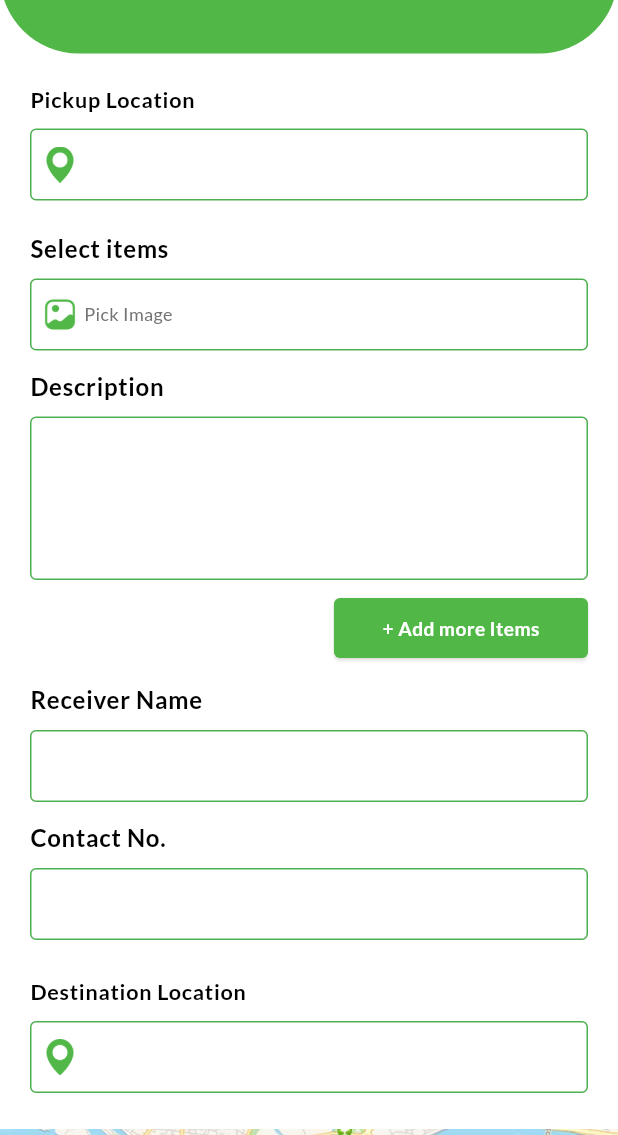
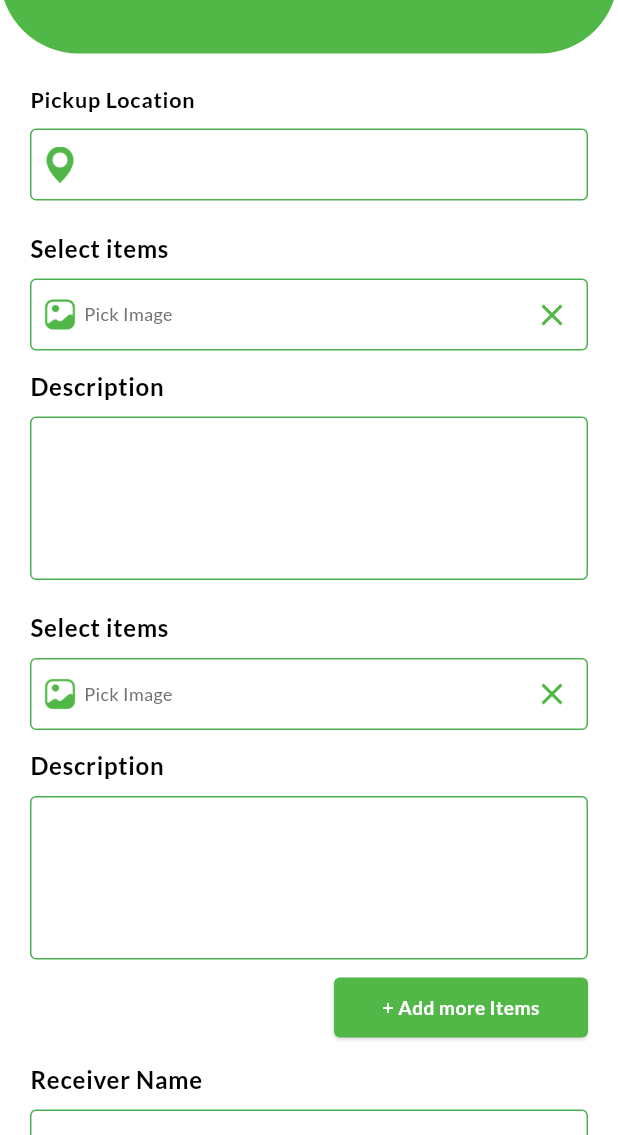
Before and after one commit to Tushar1805/globeporter, a Flutter app: the UrbanRequestScreen screen opened by its route, after a tap on an icon or button, on a phone screen of 412 x 824 dp, the part 101-1236 px from its top. Run offline on Flutter 3.47's test engine with Material 3 defaults, Android fonts, the light colour scheme and no system bars; our stand-ins replace connectivity_plus, country_code_picker, device_preview, equatable, flutter_bloc, flutter_screenutil and 9 more; missing offline and left inert: colorize, fimber; accounts and stored records are empty; project files that could hold a hidden picture were left out.

Commit message:
Update: Customer create request UI updated

```diff
--- a/lib/presentation/authentication/view/driver_details_screen.dart
+++ b/lib/presentation/authentication/view/driver_details_screen.dart
@@ -123,7 +123,7 @@ class _DriverDetailsScreenState extends State<DriverDetailsScreen> {
               borderRadius: 25,
               alignment: Alignment.bottomCenter,
               onPressed: () {
-                context.push(customerDashboard);
+                // context.push(customerDashboard);
               },
               textPadding: const EdgeInsets.symmetric(horizontal: 20, vertical: 8),
               nameSize: 22,
--- a/lib/presentation/customer/view/urban_request_screen.dart
+++ b/lib/presentation/customer/view/urban_request_screen.dart
@@ -11,7 +11,16 @@ import 'package:globeporter/resources/app_widgets.dart';
 import 'package:globeporter/routes/app_routes.dart';
 import 'package:go_router/go_router.dart';
 import 'package:image_picker/image_picker.dart';
-import 'package:path/path.dart' as path;
+
+class ItemEntry {
+  File? imageFile;
+  TextEditingController descriptionController;
+
+  ItemEntry({
+    this.imageFile,
+    required this.descriptionController,
+  });
+}
 
 class UrbanRequestScreen extends StatefulWidget {
   const UrbanRequestScreen({super.key});
@@ -26,6 +35,7 @@ class _UrbanRequestScreenState extends State<UrbanRequestScreen> {
   final TextEditingController receiverNameController = TextEditingController();
   final TextEditingController contactNumberController = TextEditingController();
   late final List<Placemark> placemarks;
+  List<ItemEntry> itemEntries = [];
 
   File? image;
   String? fileName;
@@ -42,29 +52,49 @@ class _UrbanRequestScreenState extends State<UrbanRequestScreen> {
   void initState() {
     super.initState();
     getCurrentLocation();
+    addNewItem();
   }
 
-  Future pickImage() async {
+  void addNewItem() {
+    setState(() {
+      itemEntries.add(ItemEntry(descriptionController: TextEditingController()));
+    });
+  }
+
+  void removeItem(int index) {
+    setState(() {
+      itemEntries[index].descriptionController.dispose();
+      itemEntries.removeAt(index);
+    });
+  }
+
+  Future<File?> pickImage() async {
     try {
       final image = await ImagePicker().pickImage(source: ImageSource.gallery);
 
-      if (image == null) return;
+      if (image == null) return null;
 
       final imageTemporary = File(image.path);
 
-      setState(() {
-        this.image = imageTemporary;
-        fileName = path.basename(image.path);
-      });
+      return imageTemporary;
     } on PlatformException catch (e) {
       debugPrint('Failed to pick image: $e');
     }
+    return null;
   }
 
   void deleteImage() {
     setState(() {
       image = null;
     });
+  }
+
+  @override
+  void dispose() {
+    for (var item in itemEntries) {
+      item.descriptionController.dispose();
+    }
+    super.dispose();
   }
 
   @override
@@ -94,10 +124,17 @@ class _UrbanRequestScreenState extends State<UrbanRequestScreen> {
               currentLocationController: currentLocationController,
             ),
 
+            //* Select items
+            ...itemEntries.asMap().entries.map((entry) {
+              int index = entry.key;
+              ItemEntry item = entry.value;
+
+              return Column(
+                crossAxisAlignment: CrossAxisAlignment.start,
+                children: [
                   const SizedBox(
                     height: 20,
                   ),
-
                   CustomText(
                     text: AppLocalizations.of(context)!.selectItemsString,
                     fontSize: 20,
@@ -105,17 +142,24 @@ class _UrbanRequestScreenState extends State<UrbanRequestScreen> {
                   const SizedBox(
                     height: 8,
                   ),
-
                   Padding(
                     padding: const EdgeInsets.symmetric(horizontal: 20.0),
                     child: TextField(
                       onTap: () async {
-                  await pickImage();
+                        final picked = await pickImage();
+                        if (picked != null) {
+                          setState(() {
+                            item.imageFile = picked;
+                          });
+                        }
                       },
-                style: Theme.of(context).textTheme.bodyMedium?.copyWith(color: greyTextColor2),
+                      style:
+                          Theme.of(context).textTheme.bodyMedium?.copyWith(color: greyTextColor2),
                       readOnly: true,
                       controller: TextEditingController(
-                  text: image != null ? fileName : AppLocalizations.of(context)!.pickImageString,
+                        text: item.imageFile != null
+                            ? item.imageFile!.path.split('/').last
+                            : AppLocalizations.of(context)!.pickImageString,
                       ),
                       keyboardType: TextInputType.name,
                       decoration: InputDecoration(
@@ -137,22 +181,19 @@ class _UrbanRequestScreenState extends State<UrbanRequestScreen> {
                             height: 32,
                           ),
                         ),
-                  suffixIcon: image != null
-                      ? IconButton(
+                        suffixIcon: IconButton(
                           icon: Icon(Icons.close),
                           color: primaryColor,
                           onPressed: () {
-                            deleteImage();
+                            removeItem(index);
                           },
-                        )
-                      : SizedBox.shrink(),
+                        ),
                       ),
                     ),
                   ),
                   const SizedBox(
                     height: 12,
                   ),
-
                   CustomText(
                     text: AppLocalizations.of(context)!.descriptionString,
                     fontSize: 20,
@@ -160,11 +201,13 @@ class _UrbanRequestScreenState extends State<UrbanRequestScreen> {
                   const SizedBox(
                     height: 8,
                   ),
-
                   CustomTextField(
-              textEditingController: itemDescriptionController,
+                    textEditingController: item.descriptionController,
                     maxLines: 5,
                   ),
+                ],
+              );
+            }),
 
             const SizedBox(
               height: 8,
@@ -176,7 +219,7 @@ class _UrbanRequestScreenState extends State<UrbanRequestScreen> {
                 name: '+ ${AppLocalizations.of(context)!.addMoreItemsString}',
                 borderRadius: 4,
                 alignment: Alignment.centerRight,
-                onPressed: () {},
+                onPressed: addNewItem,
               ),
             ),
 
--- a/lib/presentation/widgets/driver_dialog_widget.dart
+++ b/lib/presentation/widgets/driver_dialog_widget.dart
@@ -51,6 +51,7 @@ void showDriverDialog(final context) {
                   onPressed: () {
                     context.pop();
                     // Handle No logic here
+                    context.push(createRequestScreen);
                     debugPrint('User is not a driver');
                   },
                   style: ElevatedButton.styleFrom(
--- a/lib/routes/app_router.dart
+++ b/lib/routes/app_router.dart
@@ -8,7 +8,7 @@ import 'package:globeporter/presentation/authentication/view/onboarding/onboardi
 import 'package:globeporter/presentation/authentication/view/otp_screen.dart';
 import 'package:globeporter/presentation/authentication/view/select_lang_screen.dart';
 import 'package:globeporter/presentation/authentication/view/sign_up_screen.dart';
-import 'package:globeporter/presentation/customer/view/customer_dashboard.dart';
+import 'package:globeporter/presentation/customer/view/create_request_screen.dart';
 import 'package:globeporter/presentation/customer/view/my_request_details_screen.dart';
 import 'package:globeporter/presentation/customer/view/my_request_screen.dart';
 import 'package:globeporter/presentation/customer/view/rural_request_screen.dart';
@@ -121,11 +121,11 @@ final GoRouter router = GoRouter(
       ),
     ),
     GoRoute(
-      name: customerDashboard,
-      path: customerDashboard,
+      name: createRequestScreen,
+      path: createRequestScreen,
       pageBuilder: (context, state) => slideTransitionPage(
         key: state.pageKey,
-        child: const CustomerDashboard(),
+        child: const CreateRequestScreen(),
       ),
     ),
     GoRoute(
--- a/lib/routes/app_routes.dart
+++ b/lib/routes/app_routes.dart
@@ -11,7 +11,7 @@ const otpScreen = '/otp_screen';
 const driverDetailsScreen = '/driver_details_screen';
 
 //* Customer Routes
-const customerDashboard = '/customer_dashboard';
+const createRequestScreen = '/create_request_screen';
 const urbanRequestScreen = '/urban_request_screen';
 const ruralRequestScreen = '/rural_request_screen';
 const myRequestScreen = '/my_request_screen';
```
Also changed, not shown: lib/presentation/customer/view/create_request_screen.dart (renamed from lib/presentation/customer/view/customer_dashboard.dart, +4 -4 lines). Lines whose indentation alone changed are shown as unchanged.
